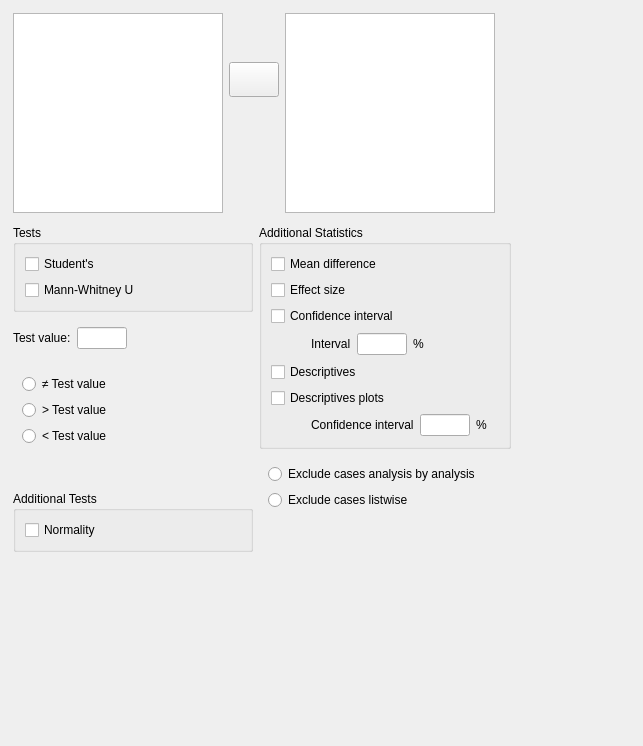
Old version of the form JASP-Desktop/analysisforms/ttestonesampleform.ui in the repository jasp-stats/jasp-desktop.
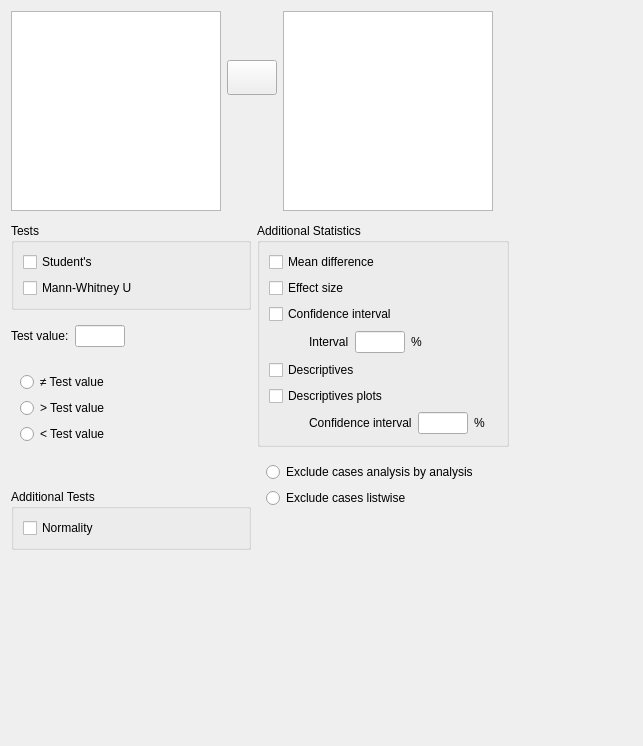
New version of the form. Custom widgets are drawn as their Qt base class.

Commit message: UI Changes Stage 5 - Ubuntu Changes

What changed in the file:
```diff
--- a/JASP-Desktop/analysisforms/ttestonesampleform.ui
+++ b/JASP-Desktop/analysisforms/ttestonesampleform.ui
@@ -20,15 +20,6 @@
    <string>Form</string>
   </property>
   <layout class="QGridLayout" name="gridLayout_9">
-   <property name="leftMargin">
-    <number>13</number>
-   </property>
-   <property name="topMargin">
-    <number>13</number>
-   </property>
-   <property name="rightMargin">
-    <number>13</number>
-   </property>
    <property name="bottomMargin">
     <number>0</number>
    </property>
```
Left out of the diff: 34 changed lines with no effect on the pictures. The commit also changes 5 other files.
